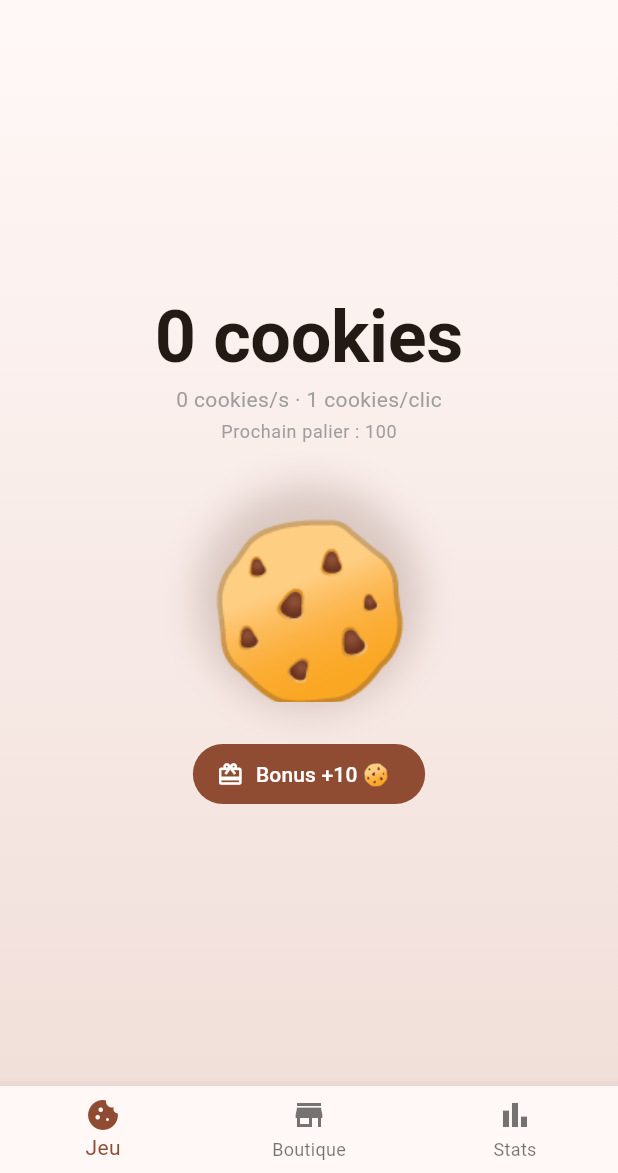
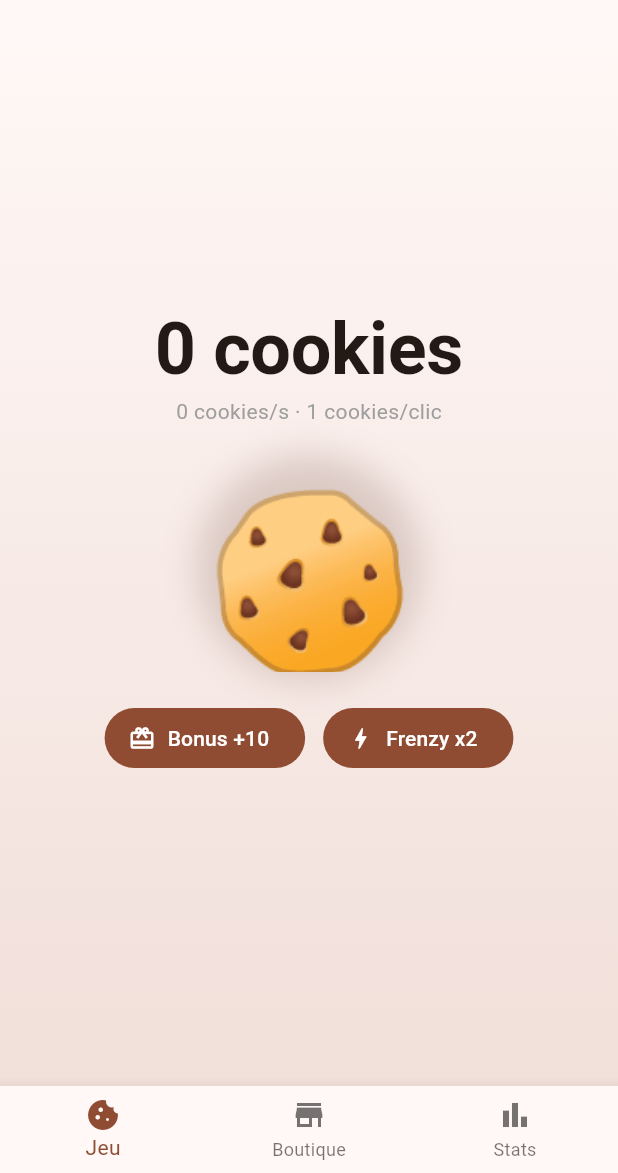
Before and after one commit to Gameworl/Cookie_clicker, a Flutter app: the screen it shows after launch, on a phone screen of 412 x 824 dp, the part 63-1236 px from its top. Run offline on Flutter 3.47's test engine with Material 3 defaults, Android fonts, the phone set to English and light mode, and no system bars.

Commit message:
Semaine 4 enrichie : Timer, frenzy x2, cycle de vie, journal, stats
- Timer.periodic pour production automatique

- Frenzy x2 pendant 30s avec cooldown 5min

- WidgetsBindingObserver pour cookies pendant l'absence

- Journal des 20 dernieres actions avec timestamps

- Stats enrichies : total clic vs auto, ratio, CPS

- AnimatedSwitcher sur le CPS

- Barre de progression du frenzy

- 12 tests

Co-authored-by: Cursor <cursoragent@cursor.com>

```diff
--- a/lib/models/cookie_model.dart
+++ b/lib/models/cookie_model.dart
@@ -1,3 +1,5 @@
+import 'dart:async';
+
 import 'package:flutter/foundation.dart';
 import 'package:intl/intl.dart';
 
@@ -6,47 +8,84 @@ import 'upgrade.dart';
 /// Critère de tri pour les améliorations.
 enum SortCriteria { price, cps, quantity }
 
+/// Entrée dans le journal d'activité.
+class LogEntry {
+  final String message;
+  final DateTime time;
+  const LogEntry(this.message, this.time);
+}
+
 /// Modèle central du jeu.
 ///
-/// Gère les cookies, les améliorations et toute la logique
-/// métier. Étend [ChangeNotifier] pour notifier l'UI.
+/// Gère les cookies, les upgrades, la production automatique
+/// via [Timer], le frenzy x2 et le journal d'activité.
 class CookieModel extends ChangeNotifier {
   int _cookies = 0;
   int _totalClicks = 0;
+  int _totalFromClicks = 0;
+  int _totalFromAuto = 0;
   DateTime? _firstClickAt;
   final List<Upgrade> _upgrades = defaultUpgrades();
   SortCriteria _sortCriteria = SortCriteria.price;
   bool _showOnlyAffordable = false;
+  Timer? _timer;
+  final List<LogEntry> _log = [];
+
+  // Frenzy
+  bool _frenzyActive = false;
+  int _frenzyRemaining = 0;
+  Timer? _frenzyTimer;
+  static const frenzyDuration = 30;
+  static const frenzyCooldown = 300; // 5 minutes
+  int _frenzyCooldownRemaining = 0;
+  Timer? _frenzyCooldownTimer;
+
+  // Cycle de vie
+  DateTime? _pausedAt;
 
   final _numberFormat = NumberFormat('#,###', 'fr_FR');
+  static const milestones = [100, 500, 1000, 5000, 10000];
 
-  static const milestones = [100, 500, 1000, 5000, 10000];
+  CookieModel() {
+    _startTimer();
+  }
 
   // --- Getters ---
 
   int get cookies => _cookies;
   int get totalClicks => _totalClicks;
+  int get totalFromClicks => _totalFromClicks;
+  int get totalFromAuto => _totalFromAuto;
   DateTime? get firstClickAt => _firstClickAt;
   List<Upgrade> get upgrades => _upgrades;
   SortCriteria get sortCriteria => _sortCriteria;
   bool get showOnlyAffordable => _showOnlyAffordable;
+  List<LogEntry> get log => List.unmodifiable(_log);
+  bool get frenzyActive => _frenzyActive;
+  int get frenzyRemaining => _frenzyRemaining;
+  int get frenzyCooldownRemaining => _frenzyCooldownRemaining;
 
-  /// Cookies gagnés par clic (1 de base + bonus des upgrades).
   int get cookiesPerClick {
     var cpc = 1;
     for (final u in _upgrades) {
       cpc += u.cookiesPerClickBonus * u.quantity;
     }
-    return cpc;
+    return _frenzyActive ? cpc * 2 : cpc;
   }
 
-  /// Cookies produits par seconde.
-  int get cookiesPerSecond {
+  /// CPS de base (sans frenzy).
+  int get baseCookiesPerSecond {
     var cps = 0;
     for (final u in _upgrades) {
       cps += u.cookiesPerSecond * u.quantity;
     }
     return cps;
+  }
+
+  /// CPS effectif (avec frenzy si actif).
+  int get cookiesPerSecond {
+    final base = baseCookiesPerSecond;
+    return _frenzyActive ? base * 2 : base;
   }
 
   String get formattedCookies {
@@ -64,22 +103,22 @@ class CookieModel extends ChangeNotifier {
     return null;
   }
 
-  /// Upgrades de production triés et filtrés.
   List<Upgrade> get productionUpgrades =>
       _sortAndFilter(UpgradeCategory.production);
 
-  /// Upgrades bonus triés et filtrés.
   List<Upgrade> get bonusUpgrades =>
       _sortAndFilter(UpgradeCategory.bonus);
 
   // --- Actions ---
 
-  /// Ajoute des cookies selon [cookiesPerClick].
   int? clickCookie() {
     _firstClickAt ??= DateTime.now();
+    final cpc = cookiesPerClick;
     final before = _cookies;
-    _cookies += cookiesPerClick;
+    _cookies += cpc;
     _totalClicks++;
+    _totalFromClicks += cpc;
+    _addLog('+$cpc (clic)');
     notifyListeners();
     return _getMilestoneReached(before, _cookies);
   }
@@ -92,42 +131,140 @@ class CookieModel extends ChangeNotifier {
   void reset() {
     _cookies = 0;
     _totalClicks = 0;
+    _totalFromClicks = 0;
+    _totalFromAuto = 0;
     _firstClickAt = null;
+    _frenzyActive = false;
+    _frenzyRemaining = 0;
+    _frenzyCooldownRemaining = 0;
+    _frenzyTimer?.cancel();
+    _frenzyCooldownTimer?.cancel();
+    _log.clear();
     for (final u in _upgrades) {
       u.quantity = 0;
     }
     notifyListeners();
   }
 
-  /// Achète un upgrade. Retourne `true` si réussi.
   bool buyUpgrade(Upgrade upgrade) {
     if (_cookies >= upgrade.cost) {
       _cookies -= upgrade.cost;
       upgrade.quantity++;
+      _addLog('Achat : ${upgrade.name}');
       notifyListeners();
       return true;
     }
     return false;
   }
 
-  /// Change le critère de tri.
   void setSortCriteria(SortCriteria criteria) {
     _sortCriteria = criteria;
     notifyListeners();
   }
 
-  /// Active/désactive le filtre "achetable uniquement".
   void toggleAffordableFilter() {
     _showOnlyAffordable = !_showOnlyAffordable;
     notifyListeners();
   }
 
+  // --- Timer production automatique ---
+
+  void _startTimer() {
+    _timer = Timer.periodic(
+      const Duration(seconds: 1),
+      (_) => _tick(),
+    );
+  }
+
+  void _tick() {
+    final cps = cookiesPerSecond;
+    if (cps > 0) {
+      _cookies += cps;
+      _totalFromAuto += cps;
+      _addLog('+$cps (auto)');
+      notifyListeners();
+    }
+  }
+
+  // --- Frenzy ---
+
+  /// Active le frenzy x2 pendant [frenzyDuration] secondes.
+  void activateFrenzy() {
+    if (_frenzyActive || _frenzyCooldownRemaining > 0) return;
+
+    _frenzyActive = true;
+    _frenzyRemaining = frenzyDuration;
+    _addLog('⚡ Frenzy x2 activé !');
+    notifyListeners();
+
+    _frenzyTimer = Timer.periodic(
+      const Duration(seconds: 1),
+      (_) {
+        _frenzyRemaining--;
+        if (_frenzyRemaining <= 0) {
+          _frenzyActive = false;
+          _frenzyTimer?.cancel();
+          _addLog('Frenzy terminé');
+          _startFrenzyCooldown();
+        }
+        notifyListeners();
+      },
+    );
+  }
+
+  void _startFrenzyCooldown() {
+    _frenzyCooldownRemaining = frenzyCooldown;
+    _frenzyCooldownTimer = Timer.periodic(
+      const Duration(seconds: 1),
+      (_) {
+        _frenzyCooldownRemaining--;
+        if (_frenzyCooldownRemaining <= 0) {
+          _frenzyCooldownTimer?.cancel();
+        }
+        notifyListeners();
+      },
+    );
+  }
+
+  // --- Cycle de vie ---
+
+  /// Appelé quand l'app passe en arrière-plan.
+  void onPause() {
+    _pausedAt = DateTime.now();
+  }
+
+  /// Appelé quand l'app revient au premier plan.
+  ///
+  /// Retourne le nombre de cookies gagnés pendant l'absence,
+  /// ou null si aucun gain.
+  int? onResume() {
+    if (_pausedAt == null) return null;
+    final elapsed =
+        DateTime.now().difference(_pausedAt!).inSeconds;
+    _pausedAt = null;
+    if (elapsed > 0 && baseCookiesPerSecond > 0) {
+      final gained = baseCookiesPerSecond * elapsed;
+      _cookies += gained;
+      _totalFromAuto += gained;
+      _addLog('+$gained (absence ${elapsed}s)');
+      notifyListeners();
+      return gained;
+    }
+    return null;
+  }
+
+  // --- Journal ---
+
+  void _addLog(String message) {
+    _log.insert(0, LogEntry(message, DateTime.now()));
+    if (_log.length > 20) _log.removeLast();
+  }
+
   // --- Privé ---
 
   List<Upgrade> _sortAndFilter(UpgradeCategory category) {
-    var list = _upgrades
-        .where((u) => u.category == category)
-        .toList();
+    var list =
+        _upgrades.where((u) => u.category == category).toList();
     if (_showOnlyAffordable) {
       list = list.where((u) => _cookies >= u.cost).toList();
     }
@@ -153,4 +290,12 @@ class CookieModel extends ChangeNotifier {
     }
     return null;
   }
+
+  @override
+  void dispose() {
+    _timer?.cancel();
+    _frenzyTimer?.cancel();
+    _frenzyCooldownTimer?.cancel();
+    super.dispose();
+  }
 }
--- a/lib/screens/home_screen.dart
+++ b/lib/screens/home_screen.dart
@@ -7,10 +7,8 @@ import '../models/cookie_model.dart';
 import '../widgets/cookie_button.dart';
 import '../widgets/cookie_counter.dart';
 
-/// Page de jeu principale (contenu sans Scaffold).
-///
-/// Affiche le compteur, le cookie cliquable, le CPS
-/// et le bouton bonus avec cooldown.
+/// Page de jeu principale avec production automatique,
+/// frenzy x2 et gestion du cycle de vie.
 class HomeScreen extends StatefulWidget {
   const HomeScreen({super.key});
 
@@ -18,17 +16,52 @@ class HomeScreen extends StatefulWidget {
   State<HomeScreen> createState() => _HomeScreenState();
 }
 
-class _HomeScreenState extends State<HomeScreen> {
+class _HomeScreenState extends State<HomeScreen>
+    with WidgetsBindingObserver {
   static const _bonusAmount = 10;
   static const _bonusCooldownSeconds = 30;
-
   int _cooldownRemaining = 0;
   Timer? _cooldownTimer;
 
   @override
+  void initState() {
+    super.initState();
+    WidgetsBinding.instance.addObserver(this);
+  }
+
+  @override
   void dispose() {
+    WidgetsBinding.instance.removeObserver(this);
     _cooldownTimer?.cancel();
     super.dispose();
+  }
+
+  @override
+  void didChangeAppLifecycleState(AppLifecycleState state) {
+    final model = context.read<CookieModel>();
+    if (state == AppLifecycleState.paused) {
+      model.onPause();
+    } else if (state == AppLifecycleState.resumed) {
+      final gained = model.onResume();
+      if (gained != null && gained > 0 && mounted) {
+        showDialog<void>(
+          context: context,
+          builder: (_) => AlertDialog(
+            title: const Text('Bon retour !'),
+            content: Text(
+              'Pendant ton absence, tu as gagné '
+              '$gained cookies !',
+            ),
+            actions: [
+              FilledButton(
+                onPressed: () => Navigator.pop(context),
+                child: const Text('Super !'),
+              ),
+            ],
+          ),
+        );
+      }
+    }
   }
 
   void _onCookieClick() {
@@ -82,32 +115,60 @@ class _HomeScreenState extends State<HomeScreen> {
         ),
       ),
       child: Center(
+        child: SingleChildScrollView(
           child: Column(
             mainAxisAlignment: MainAxisAlignment.center,
             children: [
+              const SizedBox(height: 16),
               const CookieCounter(),
               const SizedBox(height: 4),
-            Text(
+              // CPS avec AnimatedSwitcher
+              AnimatedSwitcher(
+                duration: const Duration(milliseconds: 300),
+                child: Text(
                   '${model.cookiesPerSecond} cookies/s '
                   '· ${model.cookiesPerClick} cookies/clic',
+                  key: ValueKey(
+                    '${model.cookiesPerSecond}_${model.cookiesPerClick}',
+                  ),
                   style: Theme.of(context)
                       .textTheme
                       .bodyMedium
-                  ?.copyWith(color: Colors.grey),
+                      ?.copyWith(
+                        color: model.frenzyActive
+                            ? Colors.orange
+                            : Colors.grey,
                       ),
-            if (model.nextMilestone != null) ...[
+                ),
+              ),
+              if (model.frenzyActive) ...[
                 const SizedBox(height: 4),
                 Text(
-                'Prochain palier : ${model.nextMilestone}',
-                style: Theme.of(context)
-                    .textTheme
-                    .bodySmall
-                    ?.copyWith(color: Colors.grey),
+                  '⚡ FRENZY x2 (${model.frenzyRemaining}s)',
+                  style: const TextStyle(
+                    color: Colors.orange,
+                    fontWeight: FontWeight.bold,
+                    fontSize: 16,
+                  ),
+                ),
+                Padding(
+                  padding: const EdgeInsets.symmetric(
+                    horizontal: 64,
+                  ),
+                  child: LinearProgressIndicator(
+                    value: model.frenzyRemaining /
+                        CookieModel.frenzyDuration,
+                    color: Colors.orange,
+                  ),
                 ),
               ],
-            const SizedBox(height: 32),
+              const SizedBox(height: 24),
               CookieButton(onTap: _onCookieClick),
-            const SizedBox(height: 24),
+              const SizedBox(height: 20),
+              // Boutons d'action
+              Wrap(
+                spacing: 12,
+                children: [
                   FilledButton.icon(
                     onPressed: _cooldownRemaining > 0
                         ? null
@@ -116,10 +177,49 @@ class _HomeScreenState extends State<HomeScreen> {
                     label: Text(
                       _cooldownRemaining > 0
                           ? 'Bonus (${_cooldownRemaining}s)'
-                    : 'Bonus +$_bonusAmount 🍪',
+                          : 'Bonus +$_bonusAmount',
+                    ),
+                  ),
+                  FilledButton.icon(
+                    onPressed: model.frenzyActive ||
+                            model.frenzyCooldownRemaining > 0
+                        ? null
+                        : () => model.activateFrenzy(),
+                    icon: const Icon(Icons.bolt),
+                    label: Text(
+                      model.frenzyCooldownRemaining > 0
+                          ? 'Frenzy (${model.frenzyCooldownRemaining}s)'
+                          : 'Frenzy x2',
                     ),
                   ),
                 ],
+              ),
+              const SizedBox(height: 16),
+              // Journal des dernières actions
+              if (model.log.isNotEmpty)
+                ExpansionTile(
+                  title: const Text('📋 Journal'),
+                  children: model.log
+                      .take(10)
+                      .map(
+                        (e) => ListTile(
+                          dense: true,
+                          title: Text(e.message),
+                          trailing: Text(
+                            '${e.time.hour}:'
+                            '${e.time.minute.toString().padLeft(2, '0')}:'
+                            '${e.time.second.toString().padLeft(2, '0')}',
+                            style: Theme.of(context)
+                                .textTheme
+                                .bodySmall,
+                          ),
+                        ),
+                      )
+                      .toList(),
+                ),
+              const SizedBox(height: 16),
+            ],
+          ),
         ),
       ),
     );
```
Also changed, not shown: lib/screens/stats_screen.dart (+32 -3 lines), 1 other file. Lines whose indentation alone changed are shown as unchanged.
